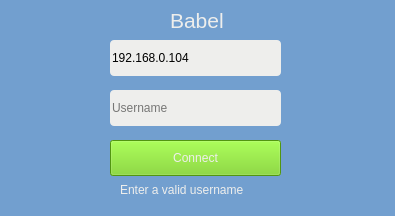
First picture: the form in client/gui/loginscreen.ui, repository INanaay/CPP_babel_2018, before the edit.
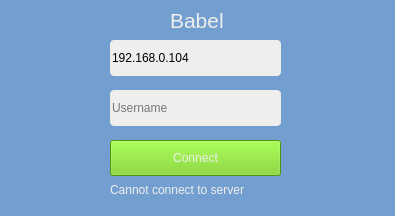
Second picture: the form after the edit.

```diff
--- a/client/gui/loginscreen.ui
+++ b/client/gui/loginscreen.ui
@@ -54,14 +54,14 @@
   <widget class="QLabel" name="usernameErrorLabel">
    <property name="geometry">
     <rect>
-     <x>120</x>
+     <x>110</x>
      <y>180</y>
-     <width>151</width>
+     <width>171</width>
      <height>20</height>
     </rect>
    </property>
    <property name="text">
-    <string>&lt;html&gt;&lt;head/&gt;&lt;body&gt;&lt;p&gt;&lt;span style=&quot; color:#eeeeec;&quot;&gt;Enter a valid username&lt;/span&gt;&lt;/p&gt;&lt;/body&gt;&lt;/html&gt;</string>
+    <string>&lt;html&gt;&lt;head/&gt;&lt;body&gt;&lt;p&gt;&lt;span style=&quot; color:#eeeeec;&quot;&gt;Cannot connect to server&lt;/span&gt;&lt;/p&gt;&lt;/body&gt;&lt;/html&gt;</string>
    </property>
   </widget>
   <widget class="QLabel" name="appNameLabel">
```
Left out of the diff: 4 changed lines with no effect on the pictures.
